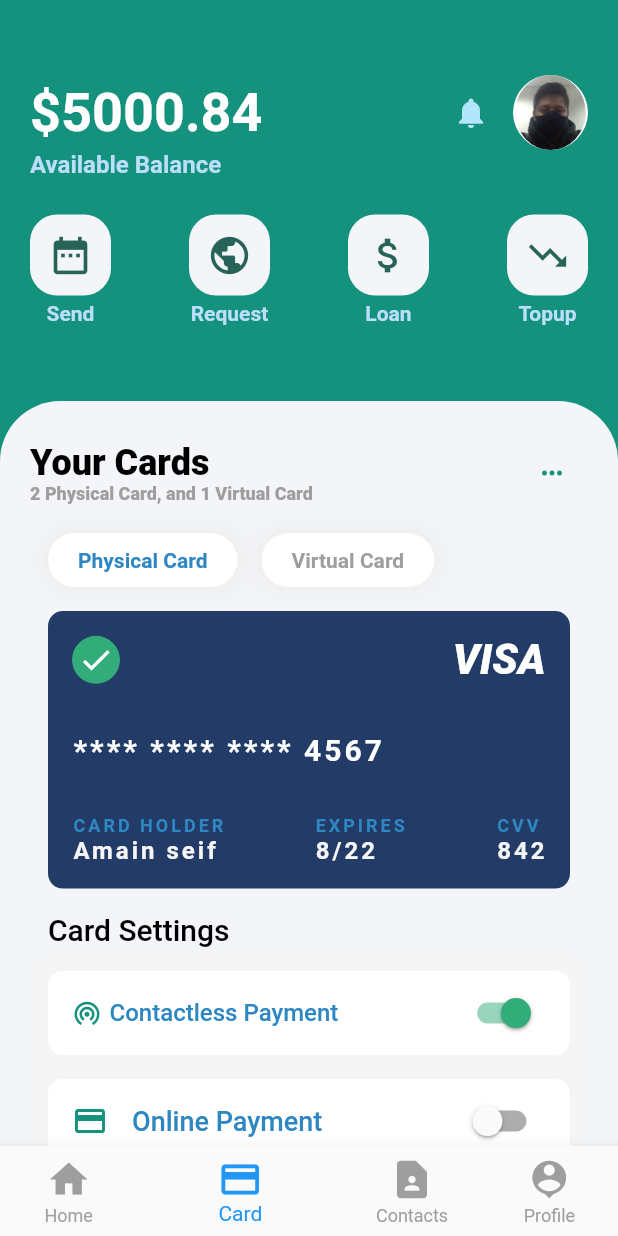
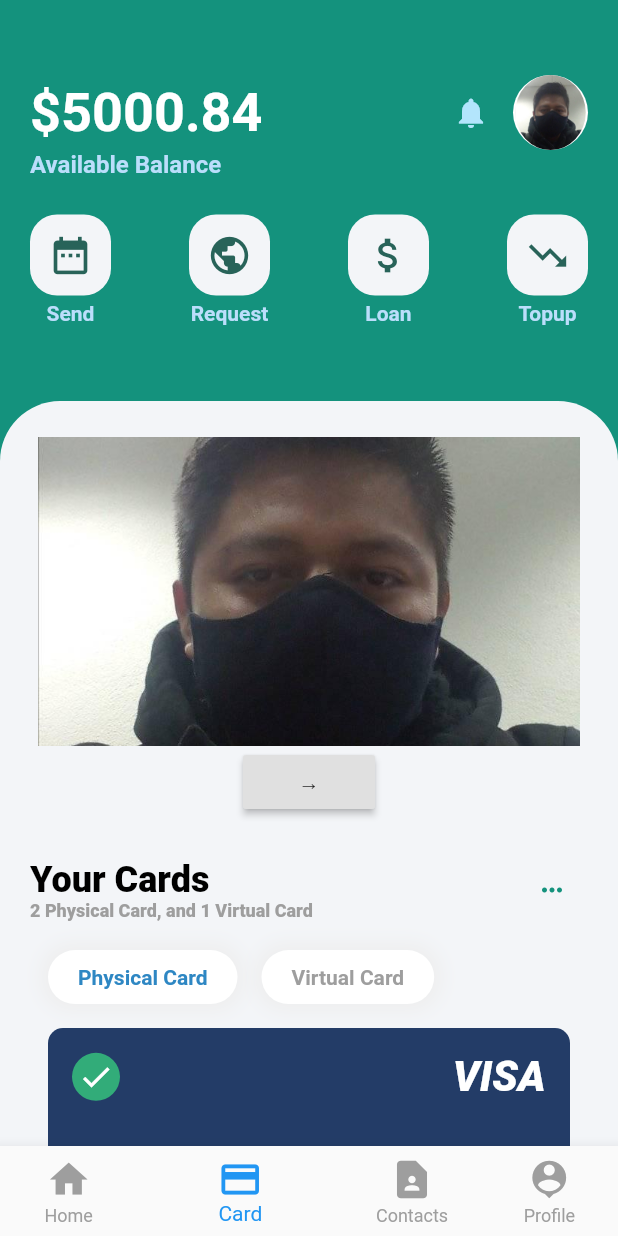
Before and after one commit to ProgrammerAuditore/proyecto-final, a Flutter app: the screen it shows after launch, item 2 of the bottom bar chosen, on a phone screen of 412 x 824 dp. Run offline on Flutter 3.47's test engine with Material 2 defaults, Android fonts, the phone set to English and light mode, and no system bars; drawn by our look-alikes of carousel_slider.

Commit message:
*** dev : Se agrego carousel en el proyecto

```diff
--- /dev/null
+++ b/lib/components/CarouselDemo.dart
@@ -0,0 +1,42 @@
+import 'package:carousel_slider/carousel_slider.dart';
+import 'package:flutter/material.dart';
+
+class CarouselDemo extends StatelessWidget {
+  CarouselController buttonCarouselController = CarouselController();
+  final imagenes = [
+    "assets/profile.jpg"];
+
+  @override
+  Widget build(BuildContext context) => Column(children: <Widget>[
+        CarouselSlider(
+          items: imagenes.map((i) {
+            return Builder(
+              builder: (BuildContext context) {
+                return Container(
+                    width: MediaQuery.of(context).size.width,
+                    margin: EdgeInsets.symmetric(horizontal: 5.0),
+                    decoration: BoxDecoration(color: Colors.amber),
+                    child: Image(
+                      fit: BoxFit.cover,
+                      image: AssetImage(i)
+                    ),
+                );
+              },
+            );
+          }).toList(),
+          carouselController: buttonCarouselController,
+          options: CarouselOptions(
+            autoPlay: false,
+            enlargeCenterPage: true,
+            viewportFraction: 0.9,
+            aspectRatio: 2.0,
+            initialPage: 2,
+          ),
+        ),
+        RaisedButton(
+          onPressed: () => buttonCarouselController.nextPage(
+              duration: Duration(milliseconds: 300), curve: Curves.linear),
+          child: Text('→'),
+        )
+      ]);
+}
--- a/lib/pages/Card/CardContent.dart
+++ b/lib/pages/Card/CardContent.dart
@@ -1,3 +1,4 @@
+import 'package:appmax/components/CarouselDemo.dart';
 import 'package:appmax/config.dart';
 import 'package:appmax/generated/l10n.dart';
 import 'package:flutter/material.dart';
@@ -10,6 +11,10 @@ class ContentPage extends StatelessWidget {
     return Column(
                 crossAxisAlignment: CrossAxisAlignment.start,
                 children: <Widget>[
+                  SizedBox(
+                    height: 24,
+                  ),
+                  CarouselDemo(),
                   SizedBox(
                     height: 24,
                   ),
```
